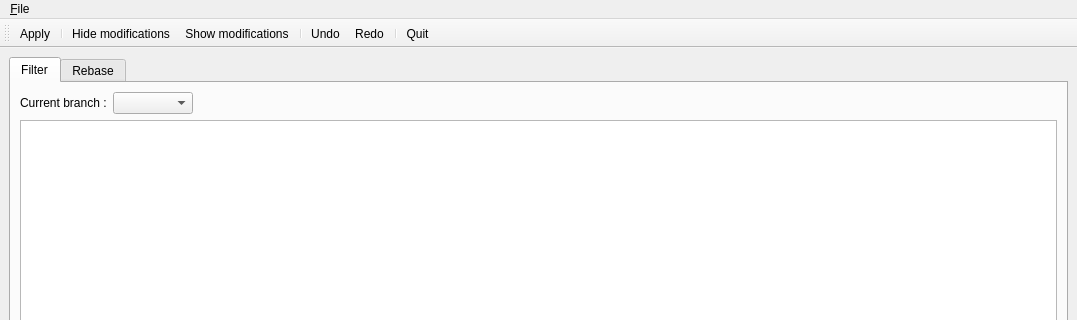
Before: the Qt Designer form gitbuster/main_window.ui in mike-perdide/gitbuster, drawn with Qt 5; both pictures show x 0 to 1077 and y 0 to 320 of the 1077 by 708 pixel window.
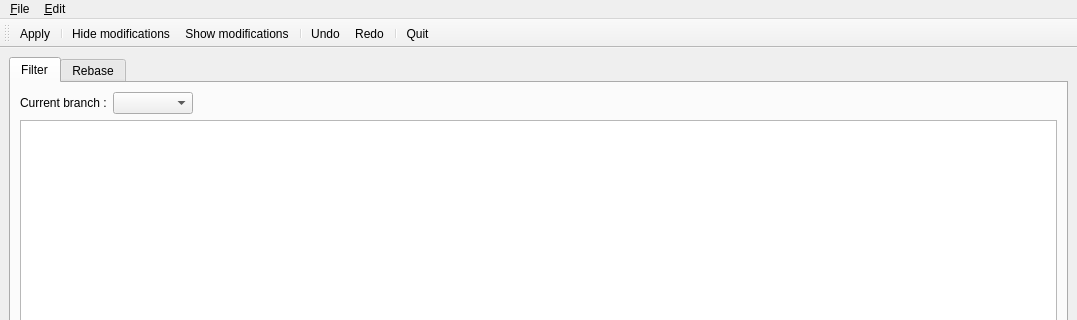
After: the same form once the commit is applied. Icons and pictures are not drawn.

Commit message: Refactoring the actions to be more generical.

The edit to the form file:
```diff
--- a/gitbuster/main_window.ui
+++ b/gitbuster/main_window.ui
@@ -1049,7 +1049,18 @@
     <addaction name="actionChange_repository"/>
     <addaction name="actionQuit"/>
    </widget>
+   <widget class="QMenu" name="menuEdit">
+    <property name="title">
+     <string>&amp;Edit</string>
+    </property>
+    <addaction name="actionApply"/>
+    <addaction name="action_Hide_modifications"/>
+    <addaction name="actionShow_modifications"/>
+    <addaction name="actionUndo"/>
+    <addaction name="actionRedo"/>
+   </widget>
    <addaction name="menuFile"/>
+   <addaction name="menuEdit"/>
   </widget>
   <widget class="QToolBar" name="toolBar">
    <property name="windowTitle">
```
Left out of the diff: 11 changed lines with no effect on the pictures. The commit also changes 1 other file.
